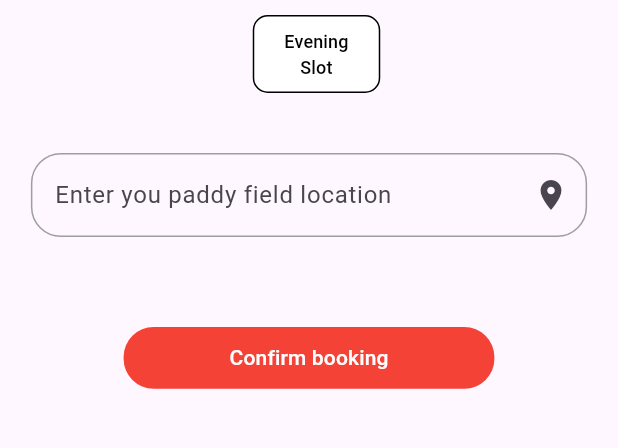
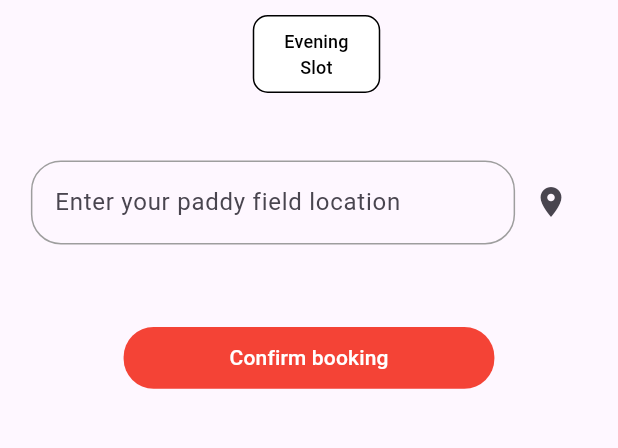
Before and after one commit to thaya2000/harvest_buddy, a Flutter app: the ConfirmBooking screen opened directly, on a phone screen of 412 x 824 dp, the part 516-964 px from its top. Run offline on Flutter 3.47's test engine with Material 3 defaults, Android fonts, the phone set to English and light mode, and no system bars; our stand-ins replace cloud_firestore, curved_navigation_bar, firebase_auth, firebase_core; accounts and stored records are empty.

Commit message:
update_dependency

```diff
--- a/lib/confirm_booking_page.dart
+++ b/lib/confirm_booking_page.dart
@@ -154,19 +154,28 @@ class _HomePageState extends State<ConfirmBooking> {
                 width: width * 0.9,
                 child: Material(
                   elevation: 0.0,
+                  child: Row(
+                    children: [
+                      Expanded(
                         child: TextField(
                           decoration: InputDecoration(
-                      labelText: 'Enter you paddy field location',
-                      suffixIcon: const Icon(Icons.location_on),
+                            labelText: 'Enter your paddy field location',
                             enabledBorder: OutlineInputBorder(
                               borderRadius: BorderRadius.circular(20.0),
-                        borderSide: const BorderSide(color: Colors.grey),
+                              borderSide: BorderSide(color: Colors.grey),
                             ),
                             focusedBorder: OutlineInputBorder(
                               borderRadius: BorderRadius.circular(20.0),
-                        borderSide: const BorderSide(color: Colors.blue),
+                              borderSide: BorderSide(color: Colors.blue),
                             ),
                           ),
+                        ),
+                      ),
+                      IconButton(
+                        icon: Icon(Icons.location_on),
+                        onPressed: () {},
+                      ),
+                    ],
                   ),
                 ),
               ),
--- a/pubspec.yaml
+++ b/pubspec.yaml
@@ -17,6 +17,7 @@ dependencies:
   path_provider: ^2.1.2
   cloud_firestore: ^4.14.0
   image_picker: ^1.0.7
+  url_launcher: ^6.0.13
 
 dev_dependencies:
   flutter_test:
```
Also changed, not shown: pubspec.lock, 5 other files. Lines whose indentation alone changed are shown as unchanged.
